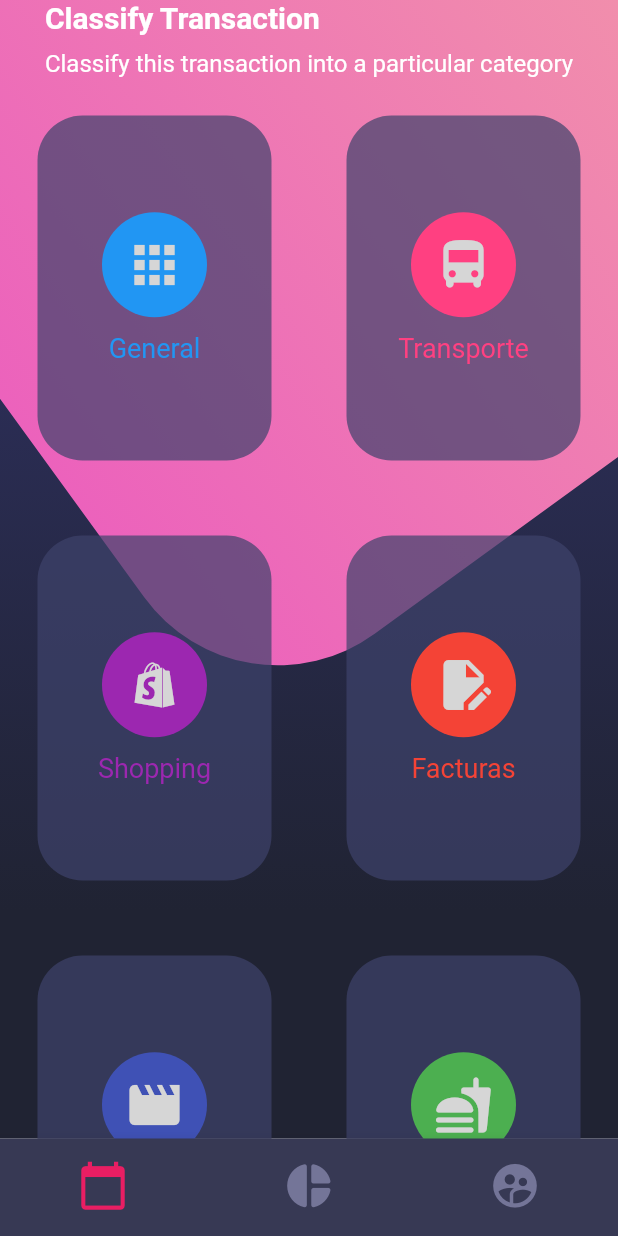
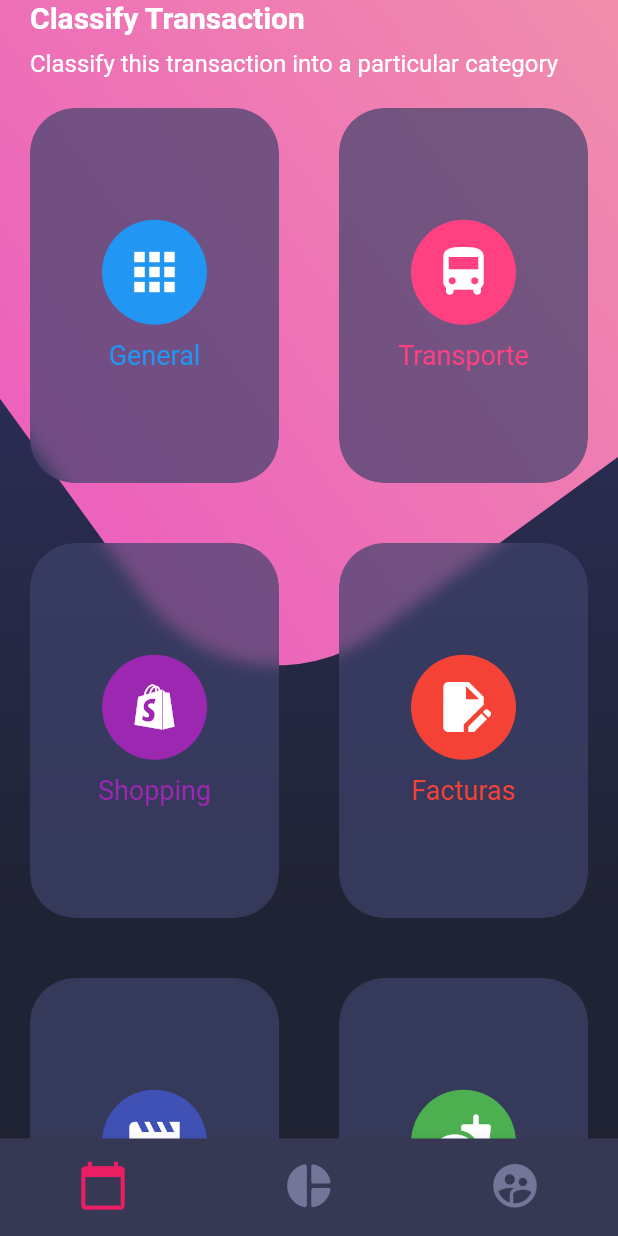
Before and after one commit to NataliaDiazCastro/Designs_Flutter, a Flutter app: the screen it shows after launch, on a phone screen of 412 x 824 dp. Run offline on Flutter 3.47's test engine with Material 2 defaults, Android fonts, the phone set to English and light mode, and no system bars.

Commit message:
Diseños terminados

```diff
--- a/lib/main.dart
+++ b/lib/main.dart
@@ -16,6 +16,7 @@ class MyApp extends StatelessWidget {
     return MaterialApp(
       debugShowCheckedModeBanner: false,
       title: 'Material App',
+      theme: ThemeData.dark(),
       initialRoute: 'home_screen',
       routes: {
         'basic_design': (_) => BasecDesignScreen(),
--- a/lib/screens/home_scren.dart
+++ b/lib/screens/home_scren.dart
@@ -30,6 +30,7 @@ class _HomeBody extends StatelessWidget {
   Widget build(BuildContext context) {
     return SingleChildScrollView(
       child: Column(
+        crossAxisAlignment: CrossAxisAlignment.start,
         children: [
           // Titulos
           PageTitle(),
--- a/lib/widgets/card_table.dart
+++ b/lib/widgets/card_table.dart
@@ -1,3 +1,5 @@
+import 'dart:ui';
+
 import 'package:flutter/material.dart';
 
 class CardTable extends StatelessWidget {
@@ -79,31 +81,42 @@ class _SinglCard extends StatelessWidget {
 
   @override
   Widget build(BuildContext context) {
-    return Container(
-      margin: EdgeInsets.all(25),
-      height: 230,
-      decoration: BoxDecoration(
-        color: Color.fromRGBO(62, 66, 107, 0.7),
-        borderRadius: BorderRadius.circular(30),
-      ),
-      child: Column(
-        mainAxisAlignment: MainAxisAlignment.center,
-        children: [
-          CircleAvatar(
+    return _CardBackground(
+        child: Column(
+      mainAxisAlignment: MainAxisAlignment.center,
+      children: [
+        CircleAvatar(
             radius: 35,
             backgroundColor: color,
-            child: Icon(
-              icon,
-              color: Colors.grey[350],
-              size: 40,
+            child: Icon(icon, color: Colors.white, size: 40)),
+        const SizedBox(height: 10),
+        Text(name, style: TextStyle(color: color, fontSize: 18))
+      ],
+    ));
+  }
+}
+
+class _CardBackground extends StatelessWidget {
+  final Widget child;
+  const _CardBackground({required this.child});
+
+  @override
+  Widget build(BuildContext context) {
+    return Container(
+      margin: const EdgeInsets.all(20),
+      child: ClipRRect(
+        borderRadius: BorderRadius.circular(30),
+        child: BackdropFilter(
+          filter: ImageFilter.blur(sigmaX: 5, sigmaY: 5),
+          child: Container(
+            height: 250,
+            decoration: BoxDecoration(
+              color: Color.fromRGBO(62, 66, 107, 0.7),
+              borderRadius: BorderRadius.circular(30),
             ),
+            child: child,
           ),
-          const SizedBox(height: 10),
-          Text(
-            name,
-            style: TextStyle(color: color, fontSize: 18),
-          )
-        ],
+        ),
       ),
     );
   }
```
